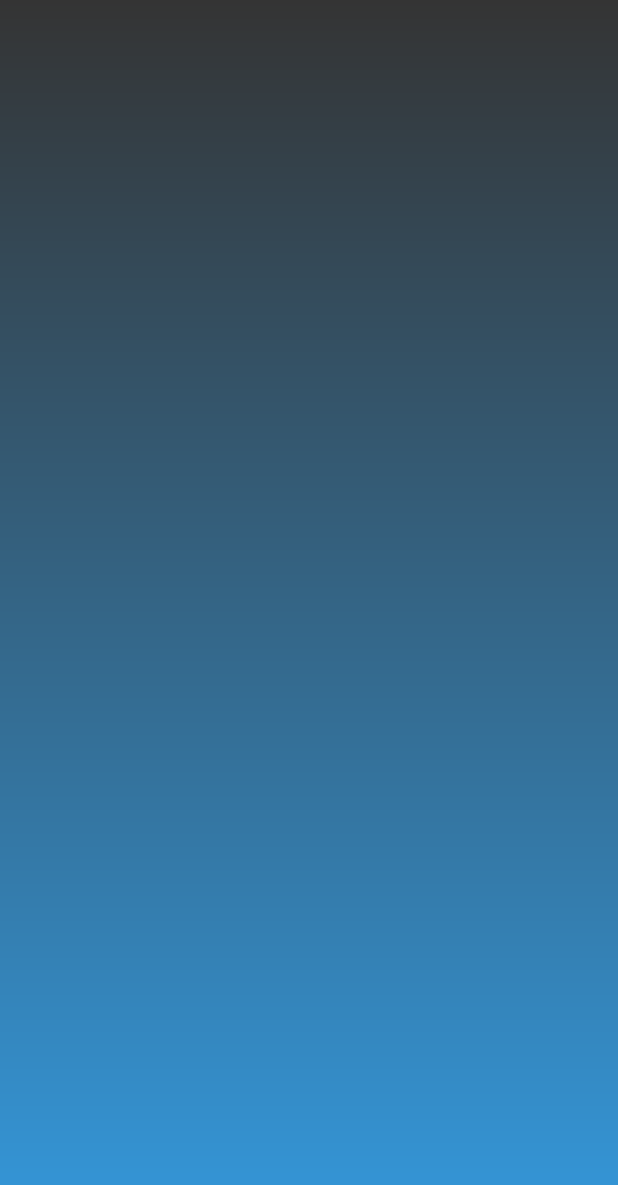
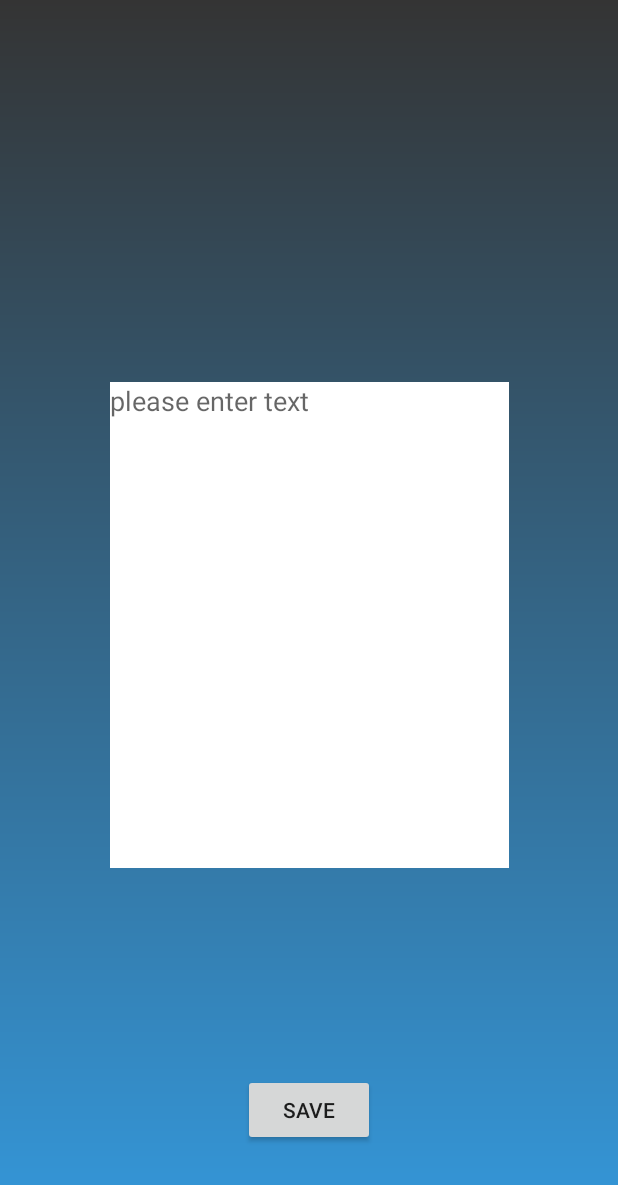
Before and after one commit to SengGruppe/QuickNotes, an Android app: the layout activity_pop.xml on its own in the app's theme, with its tools: preview values and no code run, on a phone screen of 412 x 824 dp. Shown: the top 1185 px of the screen. Run offline under Robolectric (Android 15) with nearby library versions, the phone set to English and light mode, and no system bars.

Commit message:
added EditText and savebutton and their functionality

```diff
--- a/app/src/main/res/layout/activity_pop.xml
+++ b/app/src/main/res/layout/activity_pop.xml
@@ -7,4 +7,39 @@
     android:background="@drawable/pop_bg"
     tools:context=".activities.PopActivity">
 
+    <EditText
+        android:hint="@string/hint"
+        android:id="@+id/noteText"
+        android:layout_width="266dp"
+        android:layout_height="324dp"
+        android:layout_marginBottom="8dp"
+        android:layout_marginEnd="8dp"
+        android:layout_marginStart="8dp"
+        android:layout_marginTop="8dp"
+        android:ems="10"
+        android:inputType="textMultiLine"
+        android:background="#FFFFFF"
+        android:gravity="top"
+
+
+        android:lines="6"
+        app:layout_constraintBottom_toTopOf="@+id/saveButton"
+        app:layout_constraintEnd_toEndOf="parent"
+        app:layout_constraintStart_toStartOf="parent"
+        app:layout_constraintTop_toTopOf="parent"
+        app:layout_constraintVertical_bias="0.656"
+        tools:textColor="@color/common_google_signin_btn_text_dark_focused" />
+
+    <Button
+        android:id="@+id/saveButton"
+        android:layout_width="wrap_content"
+        android:layout_height="wrap_content"
+        android:layout_marginBottom="60dp"
+        android:layout_marginEnd="8dp"
+        android:layout_marginStart="8dp"
+        android:text="@string/save_button"
+        app:layout_constraintBottom_toBottomOf="parent"
+        app:layout_constraintEnd_toEndOf="parent"
+        app:layout_constraintStart_toStartOf="parent" />
+
 </android.support.constraint.ConstraintLayout>
--- a/app/src/main/res/values/strings.xml
+++ b/app/src/main/res/values/strings.xml
@@ -2,4 +2,6 @@
     <string name="app_name">QuickNotes</string>
     <string name="note_item_creationdate">Vor %s</string>
     <string name="time_below_30s">ein paar Sekunden</string>
+    <string name="save_button">save</string>
+    <string name="hint">please enter text</string>
 </resources>
```
